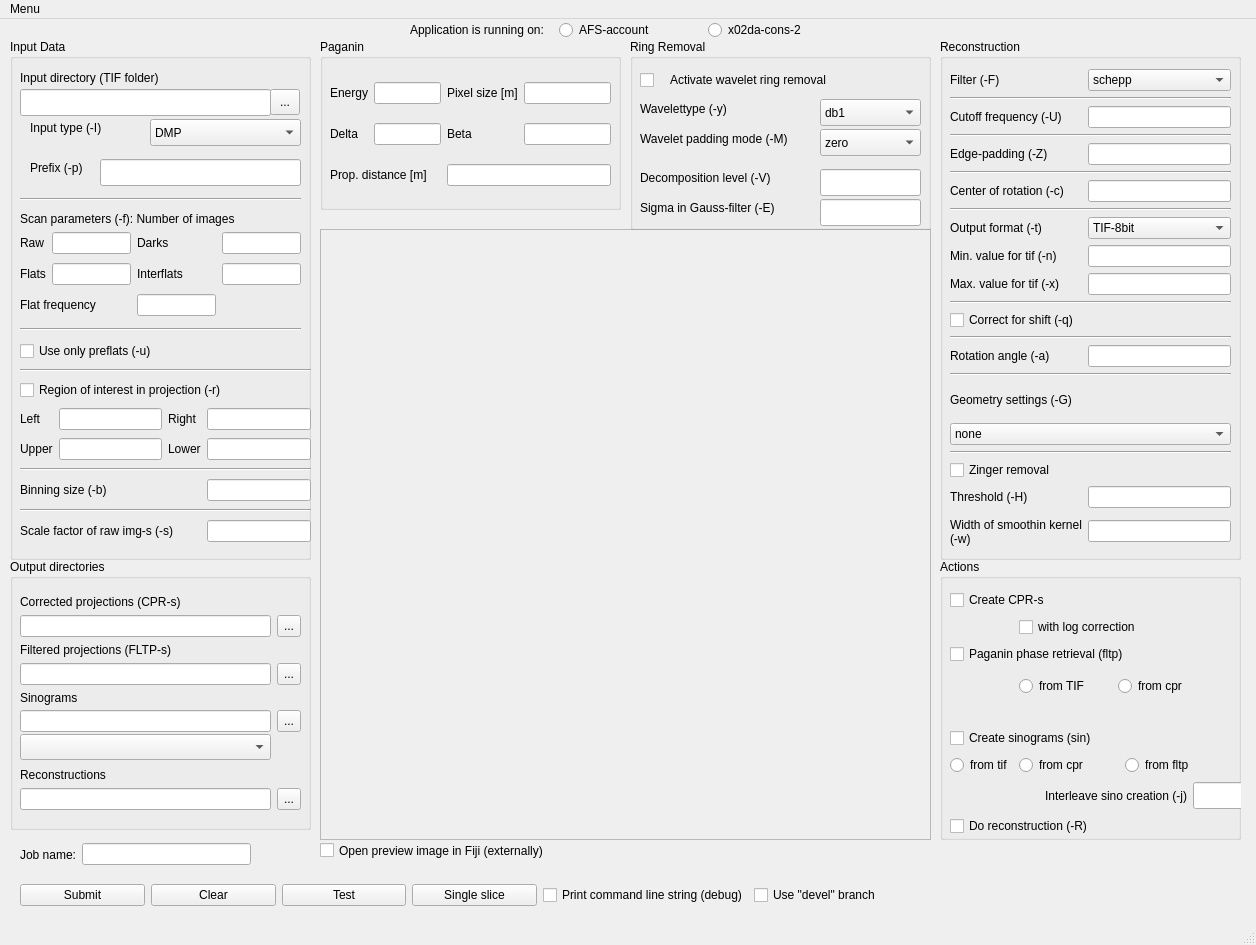
The window that gui.ui (gnudo/grecoman) describes before a commit, drawn with Qt 5.
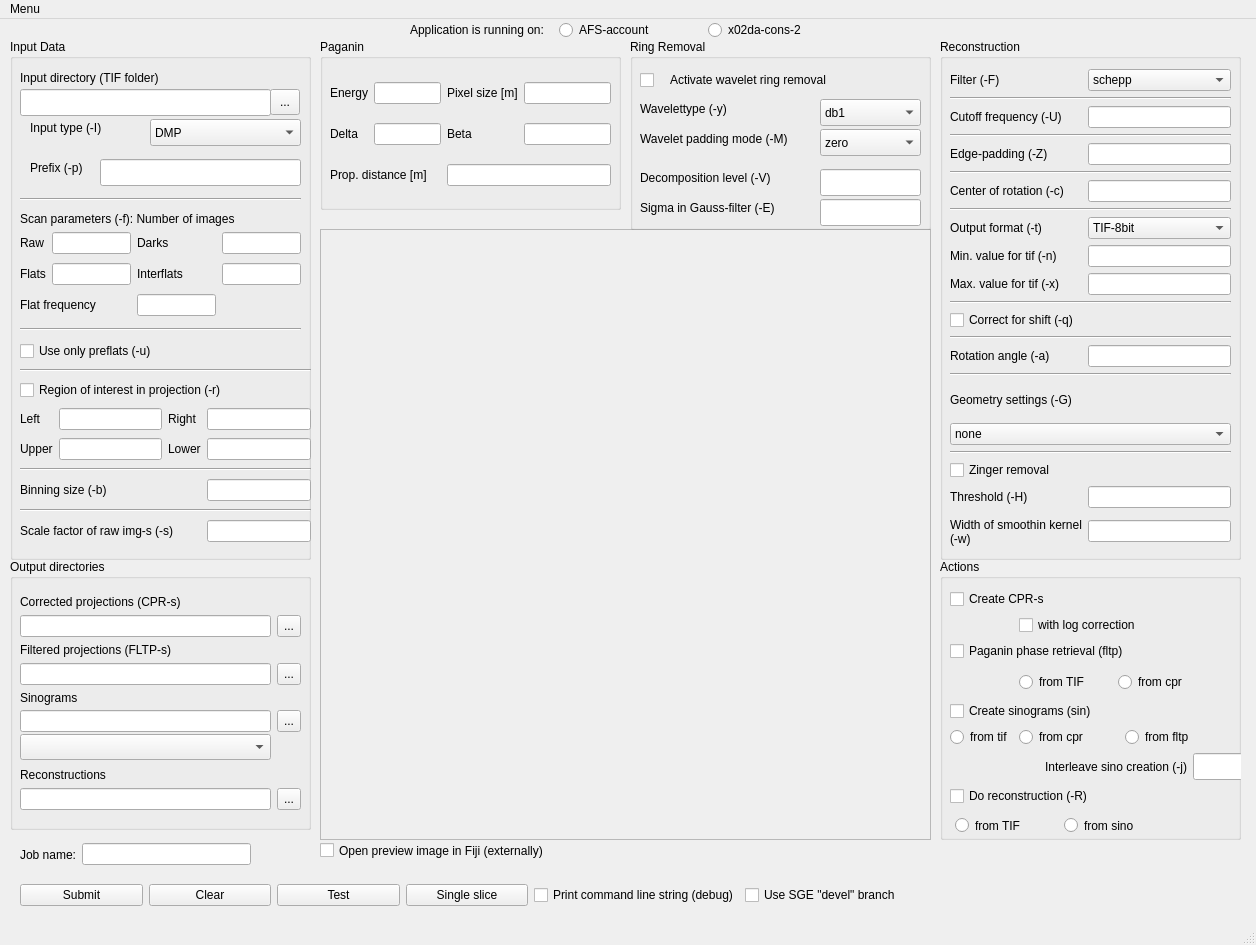
The same window after the commit.

Commit message:
CLOSED - task 24: Reconstruct w/o sinograms (not tested yet!)
http://github.com/gnudo/grecoman/issues/issue/24

Patch:
```diff
--- a/gui.ui
+++ b/gui.ui
@@ -1376,6 +1376,54 @@
         </property>
        </widget>
       </item>
+      <item row="8" column="0" colspan="3">
+       <widget class="QWidget" name="widget_2" native="true">
+        <property name="minimumSize">
+         <size>
+          <width>0</width>
+          <height>21</height>
+         </size>
+        </property>
+        <widget class="QWidget" name="">
+         <property name="geometry">
+          <rect>
+           <x>5</x>
+           <y>2</y>
+           <width>211</width>
+           <height>23</height>
+          </rect>
+         </property>
+         <layout class="QHBoxLayout" name="horizontalLayout_3">
+          <item>
+           <widget class="QRadioButton" name="rec_fromtif">
+            <property name="minimumSize">
+             <size>
+              <width>0</width>
+              <height>21</height>
+             </size>
+            </property>
+            <property name="text">
+             <string>from TIF</string>
+            </property>
+           </widget>
+          </item>
+          <item>
+           <widget class="QRadioButton" name="rec_fromsino">
+            <property name="minimumSize">
+             <size>
+              <width>0</width>
+              <height>21</height>
+             </size>
+            </property>
+            <property name="text">
+             <string>from sino</string>
+            </property>
+           </widget>
+          </item>
+         </layout>
+        </widget>
+       </widget>
+      </item>
      </layout>
     </widget>
    </widget>
@@ -1406,7 +1454,7 @@
      <rect>
       <x>20</x>
       <y>860</y>
-      <width>861</width>
+      <width>881</width>
       <height>32</height>
      </rect>
     </property>
@@ -1449,7 +1497,7 @@
      <item row="0" column="5">
       <widget class="QCheckBox" name="develbranchon">
        <property name="text">
-        <string>Use &quot;devel&quot; branch</string>
+        <string>Use SGE &quot;devel&quot; branch</string>
        </property>
       </widget>
      </item>
```
The commit also changes 2 other files.
